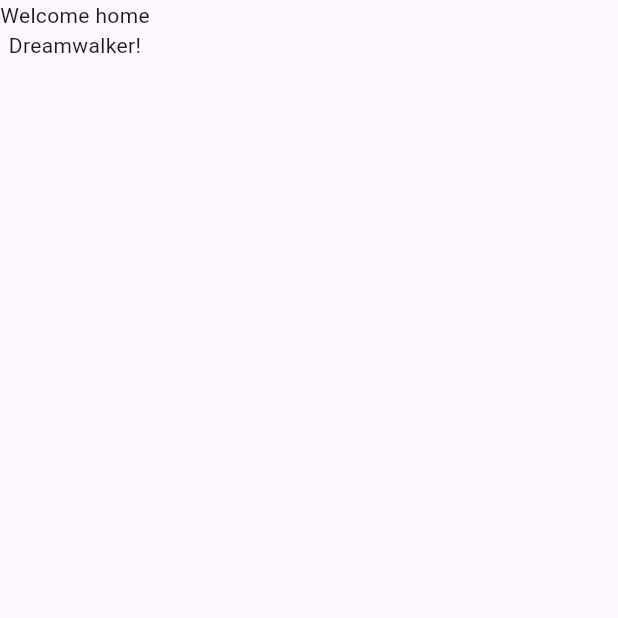
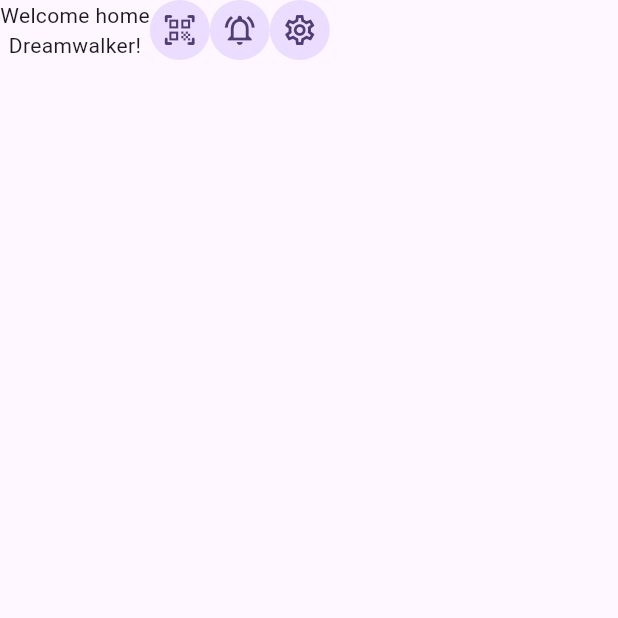
Before and after one commit to JAICHANGPARK/flutter_notebook_chapter_36, a Flutter app: the SmartHomeMainPage screen opened directly, on a phone screen of 412 x 824 dp, the top half of it. Run offline on Flutter 3.47's test engine with Material 3 defaults, Android fonts, the phone set to English and light mode, and no system bars; our stand-ins replace gap.

Commit message:
Update smart_home_main_page.dart

```diff
--- a/lib/ep1809_smart_home_app/view/smart_home_main_page.dart
+++ b/lib/ep1809_smart_home_app/view/smart_home_main_page.dart
@@ -1,5 +1,4 @@
 import 'package:flutter/material.dart';
-
 
 class SmartHomeMainPage extends StatefulWidget {
   const SmartHomeMainPage({super.key});
@@ -22,7 +21,22 @@ class _SmartHomeMainPageState extends State<SmartHomeMainPage> {
                     Text("Welcome home"),
                     Text("Dreamwalker!"),
                   ],
-                )
+                ),
+                CircleAvatar(
+                  child: Icon(
+                    Icons.qr_code_scanner_rounded,
+                  ),
+                ),
+                CircleAvatar(
+                  child: Icon(
+                    Icons.notifications_active_outlined,
+                  ),
+                ),
+                CircleAvatar(
+                  child: Icon(
+                    Icons.settings_outlined,
+                  ),
+                ),
               ],
             )
           ],
```
